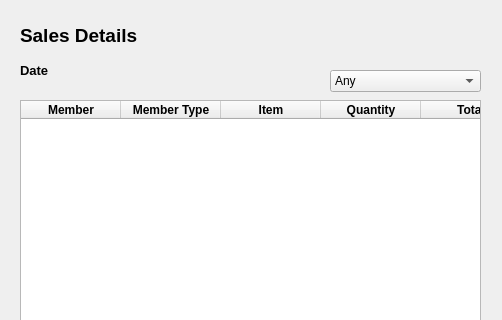
This is BulkClub/salespopup.ui in josharaedwards/CS1C-Project-2 as Qt 5 draws it before an edit; both pictures show x 0 to 502 and y 0 to 320 of the 502 by 714 pixel window. The edited form follows.
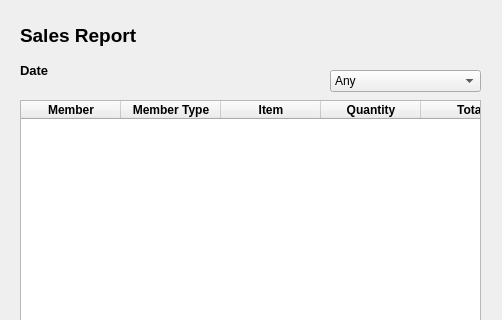
This is the edited form.

Commit message: Adding tax to sales report

Patch:
```diff
--- a/BulkClub/salespopup.ui
+++ b/BulkClub/salespopup.ui
@@ -30,7 +30,7 @@
     </font>
    </property>
    <property name="text">
-    <string>Sales Details</string>
+    <string>Sales Report</string>
    </property>
   </widget>
   <widget class="QLabel" name="salesDate">
```
The commit also changes 1 other file.
